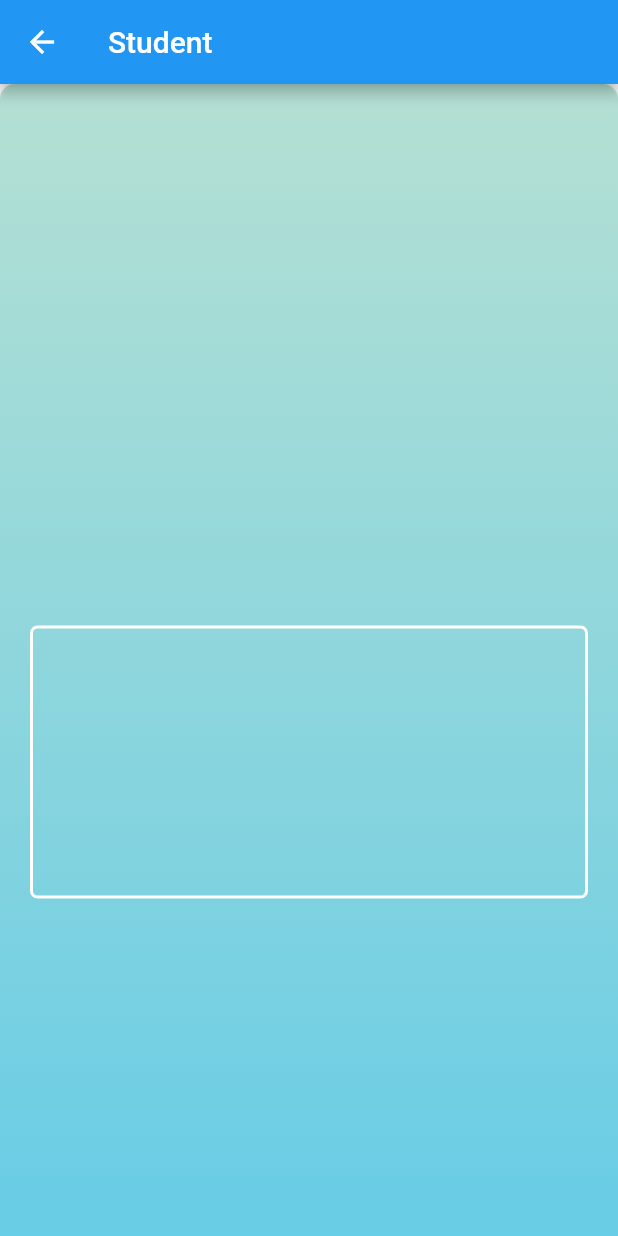
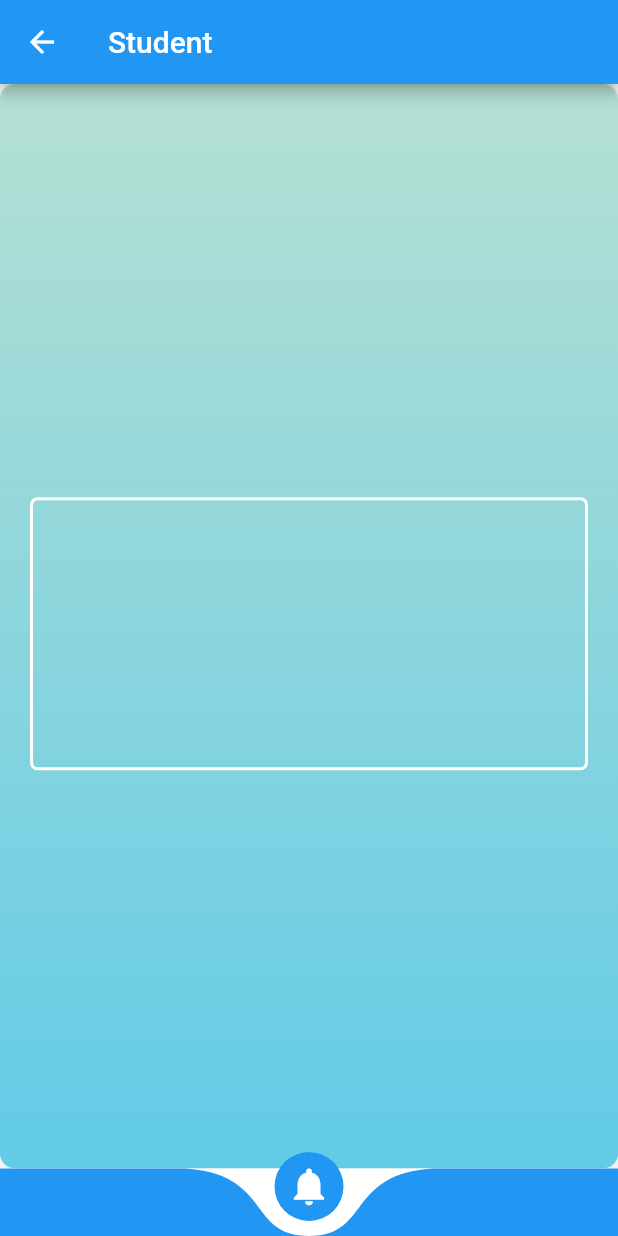
Before and after one commit to eswar816/Student-Teacher-connect, a Flutter app: the ViewNotification screen opened directly, on a phone screen of 412 x 824 dp. Run offline on Flutter 3.47's test engine with Material 2 defaults, Android fonts, the phone set to English and light mode, and no system bars; drawn by our look-alikes of curved_navigation_bar; our stand-ins replace carousel_slider, cloud_firestore, file_picker, firebase_auth, firebase_storage, google_fonts and 5 more; missing offline and left inert: flutter_plugin_pdf_viewer, loading; accounts and stored records are empty.

Commit message:
Sixth commit

```diff
--- a/lib/screens/views/ViewNotes.dart
+++ b/lib/screens/views/ViewNotes.dart
@@ -195,8 +195,8 @@ class _FirstPageState extends State<FirstPage> {
       //   backgroundColor: Colors.lightBlue,
       //   title: Text("Documents"),
       // ),
+      //body: SingleChildScrollView(
       body: Column(
-      //body: SingleChildScrollView(
         children: [
             Card(
               elevation: 0.8,
@@ -218,10 +218,14 @@ class _FirstPageState extends State<FirstPage> {
               ),
             ),
             Container(
-            padding: EdgeInsets.symmetric(vertical: 20.0,horizontal: 45.0),
-            child: Form(
+              child: Column(
+                children: [
+                  Form(
                     autovalidateMode: AutovalidateMode.onUserInteraction,
                     key: _formKey,
+                    child: Container(
+                      child: Container(
+                        padding: EdgeInsets.symmetric(vertical: 20.0,horizontal: 45.0),
                         child: Container(
                           color: Colors.amber,
                           child: Column(
@@ -442,6 +446,10 @@ class _FirstPageState extends State<FirstPage> {
                         ),
                       ),
                     ),
+                  ),
+                ],
+              ),
+            ),
             (documentsList.length == 0) &( _searchStarted == true) ?
             Container(
                 color: Colors.lightBlue,
@@ -479,6 +487,8 @@ class _FirstPageState extends State<FirstPage> {
 
           ],
         ),
+      //)
+
       // floatingActionButton: FloatingActionButton(
       //   onPressed: () {
       //     getData();
--- a/lib/screens/views/notification.dart
+++ b/lib/screens/views/notification.dart
@@ -1,4 +1,5 @@
 import 'package:cloud_firestore/cloud_firestore.dart';
+import 'package:curved_navigation_bar/curved_navigation_bar.dart';
 import 'package:flutter/material.dart';
 import 'package:toast/toast.dart';
 
@@ -8,9 +9,49 @@ class ViewNotification extends StatefulWidget {
   @override
   ViewNotificationState createState() => ViewNotificationState();
 }
+class ViewNotificationState extends State<ViewNotification> {
 
+  final navTabs = [
+    FirstPage(),
+  ];
 
-class ViewNotificationState extends State<ViewNotification> {
+  int _currentIndex = 0;
+  Color _iconColor = Colors.black;
+
+  @override
+  Widget build(BuildContext context) {
+    return Scaffold(
+      appBar: AppBar(title: Text('Student')),
+      body: navTabs[_currentIndex],
+      bottomNavigationBar: CurvedNavigationBar(
+        color: Colors.blue,
+        backgroundColor: Colors.white,
+        buttonBackgroundColor: Colors.blue,
+        height: 45,
+        index: _currentIndex,
+        items: <Widget>[
+          Icon(Icons.notifications,size:30,color:Colors.white,),
+        ],
+        animationDuration: Duration(milliseconds: 500),
+        animationCurve: Curves.fastOutSlowIn,
+        onTap: (index){
+
+          setState(() {
+            _currentIndex = index;
+
+          });
+          debugPrint("Current nav index $index $_currentIndex $_iconColor");
+        },
+      ),
+    );
+  }
+}
+
+class FirstPage extends StatefulWidget {
+  @override
+  _FirstPageState createState() => _FirstPageState();
+}
+class _FirstPageState extends State<FirstPage> {
 
 
   String notification1 = "";
@@ -19,6 +60,7 @@ class ViewNotificationState extends State<ViewNotification> {
   String notification4 = "";
   final CollectionReference mainReference = Firestore.instance
       .collection('notification');
+
 
 
   @override
@@ -41,13 +83,13 @@ class ViewNotificationState extends State<ViewNotification> {
   }
 
 
+
   @override
   Widget build(BuildContext context) {
     return Scaffold(
-      appBar: AppBar(title: Text('Student')),
+      //appBar: AppBar(title: Text('Student')),
       //body: SingleChildScrollView(
-      body: SingleChildScrollView(
-        child: Container(
+        body :  Container(
           padding: EdgeInsets.symmetric(horizontal: 20),
           height: MediaQuery
               .of(context)
@@ -72,14 +114,14 @@ class ViewNotificationState extends State<ViewNotification> {
             mainAxisAlignment: MainAxisAlignment.center,
             children: <Widget>[
               SizedBox(
-                height: 80,
+                height: 10,
               ),
               notification(),
             ],
           ),
         ),
 
-      ),
+      //),
     );
   }
 
```
Lines whose indentation alone changed are shown as unchanged.
